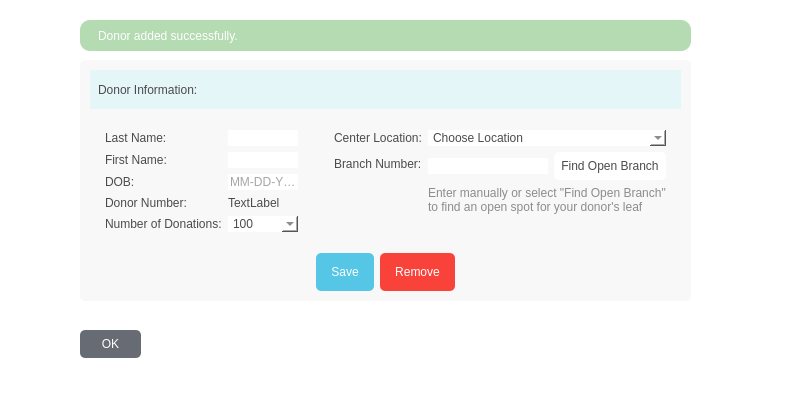
Above: donorinfo1.ui from knickerbockermt/Tree-of-Life before the change. Below: the same form after it.
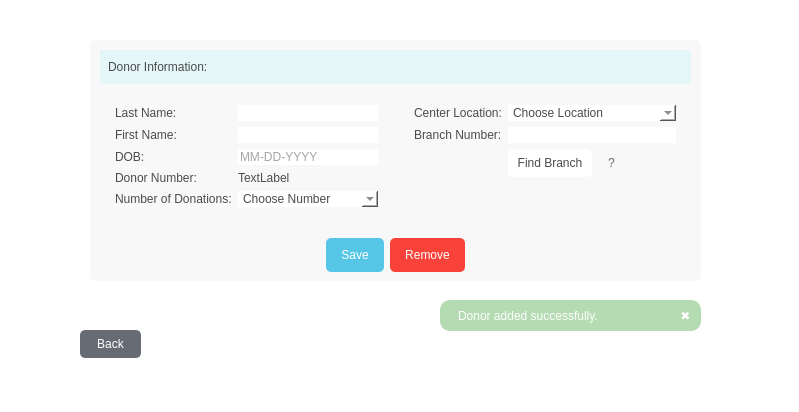
That is the form after the change.

Patch:
```diff
--- a/donorinfo1.ui
+++ b/donorinfo1.ui
@@ -7,7 +7,7 @@
     <x>0</x>
     <y>0</y>
     <width>799</width>
-    <height>416</height>
+    <height>412</height>
    </rect>
   </property>
   <property name="windowTitle">
@@ -35,6 +35,9 @@
       <verstretch>0</verstretch>
      </sizepolicy>
     </property>
+    <property name="cursor">
+     <cursorShape>PointingHandCursor</cursorShape>
+    </property>
     <property name="styleSheet">
      <string notr="true">border: none;
 background:rgb(103, 108, 116);
@@ -49,7 +52,7 @@
 </string>
     </property>
     <property name="text">
-     <string>OK</string>
+     <string>Back</string>
     </property>
     <property name="iconSize">
      <size>
@@ -58,12 +61,12 @@
      </size>
     </property>
    </widget>
-   <widget class="QLabel" name="label_4">
+   <widget class="QLabel" name="banner">
     <property name="geometry">
      <rect>
-      <x>80</x>
-      <y>20</y>
-      <width>611</width>
+      <x>440</x>
+      <y>300</y>
+      <width>261</width>
       <height>31</height>
      </rect>
     </property>
@@ -79,12 +82,15 @@
     <property name="text">
      <string>Donor added successfully.</string>
     </property>
+    <property name="alignment">
+     <set>Qt::AlignLeading|Qt::AlignLeft|Qt::AlignVCenter</set>
+    </property>
    </widget>
    <widget class="QFrame" name="frame_2">
     <property name="geometry">
      <rect>
-      <x>80</x>
-      <y>60</y>
+      <x>90</x>
+      <y>40</y>
       <width>611</width>
       <height>241</height>
      </rect>
@@ -113,7 +119,7 @@
        <x>10</x>
        <y>10</y>
        <width>591</width>
-       <height>221</height>
+       <height>222</height>
       </rect>
      </property>
      <layout class="QVBoxLayout" name="verticalLayout_2">
@@ -237,11 +243,16 @@
 border-radius: 0%;</string>
             </property>
             <property name="currentText">
-             <string>100</string>
+             <string>Choose Number</string>
             </property>
             <property name="frame">
              <bool>true</bool>
             </property>
+            <item>
+             <property name="text">
+              <string>Choose Number</string>
+             </property>
+            </item>
             <item>
              <property name="text">
               <string>100</string>
@@ -354,9 +365,7 @@
          </layout>
         </item>
         <item>
-         <layout class="QVBoxLayout" name="verticalLayout">
-          <item>
-           <layout class="QFormLayout" name="formLayout_2">
+         <layout class="QFormLayout" name="formLayout_10">
             <property name="labelAlignment">
              <set>Qt::AlignRight|Qt::AlignTrailing|Qt::AlignVCenter</set>
             </property>
@@ -376,7 +385,7 @@
              <number>15</number>
             </property>
             <item row="0" column="0">
-             <widget class="QLabel" name="centerLocationLabel">
+           <widget class="QLabel" name="centerLocationLabel_7">
               <property name="text">
                <string>Center Location:</string>
               </property>
@@ -395,12 +404,7 @@
               </item>
               <item>
                <property name="text">
-                <string>Bellevue</string>
-               </property>
-              </item>
-              <item>
-               <property name="text">
-                <string>Seattle</string>
+              <string>Burns</string>
                </property>
               </item>
               <item>
@@ -408,18 +412,32 @@
                 <string>Portland</string>
                </property>
               </item>
+            <item>
+             <property name="text">
+              <string>Reno</string>
+             </property>
+            </item>
+            <item>
+             <property name="text">
+              <string>Seattle</string>
+             </property>
+            </item>
              </widget>
             </item>
             <item row="1" column="0">
-             <widget class="QLabel" name="branchNumberLabel">
-              <property name="text">
-               <string>Branch Number:</string>
-              </property>
-             </widget>
-            </item>
-            <item row="1" column="1">
              <layout class="QHBoxLayout" name="horizontalLayout_3">
               <item>
+             <widget class="QLabel" name="branchNumberLabel_3">
+              <property name="text">
+               <string>Branch Number:</string>
+              </property>
+             </widget>
+            </item>
+           </layout>
+          </item>
+          <item row="1" column="1">
+           <layout class="QHBoxLayout" name="horizontalLayout_14">
+            <item>
                <widget class="QLineEdit" name="branch">
                 <property name="styleSheet">
                  <string notr="true">background: white;
@@ -430,8 +448,18 @@
                 </property>
                </widget>
               </item>
+           </layout>
+          </item>
+          <item row="2" column="1">
+           <layout class="QHBoxLayout" name="horizontalLayout_4">
+            <property name="spacing">
+             <number>1</number>
+            </property>
               <item>
-               <widget class="QPushButton" name="pushButton">
+             <widget class="QPushButton" name="findbranch">
+              <property name="cursor">
+               <cursorShape>PointingHandCursor</cursorShape>
+              </property>
                 <property name="styleSheet">
                  <string notr="true">border: none;
 font: 8pt &quot;Trebuchet MS&quot;;
@@ -443,39 +471,69 @@
 </string>
                 </property>
                 <property name="text">
-                 <string>Find Open Branch</string>
+               <string>Find Branch</string>
                 </property>
                </widget>
               </item>
-             </layout>
-            </item>
-            <item row="2" column="0">
-             <widget class="QLabel" name="enterManuallyLabel">
-              <property name="text">
-               <string/>
-              </property>
-             </widget>
-            </item>
-            <item row="2" column="1">
-             <layout class="QVBoxLayout" name="verticalLayout_3">
               <item>
-               <widget class="QLabel" name="label_5">
+             <widget class="QPushButton" name="info">
+              <property name="cursor">
+               <cursorShape>PointingHandCursor</cursorShape>
+              </property>
                 <property name="styleSheet">
-                 <string notr="true">color:rgb(140, 140, 140)</string>
+               <string notr="true">border: none;
+background:none;
+border-radius: 30%;
+font: 800 12pt &quot;Trebuchet MS&quot;;
+padding-top: 5;
+padding-bottom: 5;
+padding-left: 15;
+padding-right: 15;
+color: rgb(100, 105, 112);
+
+text-align: left;</string>
                 </property>
                 <property name="text">
-                 <string>Enter manually or select &quot;Find Open Branch&quot; to find an open spot for your donor's leaf</string>
+               <string>?</string>
+              </property>
+             </widget>
+            </item>
+           </layout>
+          </item>
+          <item row="4" column="0">
+           <widget class="QLabel" name="enterManuallyLabel_5">
+            <property name="text">
+             <string/>
+            </property>
+           </widget>
+          </item>
+          <item row="4" column="1">
+           <widget class="QLabel" name="validate">
+            <property name="styleSheet">
+             <string notr="true">color:rgb(247, 65, 58)</string>
+            </property>
+            <property name="text">
+             <string/>
                 </property>
                 <property name="wordWrap">
                  <bool>true</bool>
                 </property>
                </widget>
               </item>
-             </layout>
+          <item row="3" column="1">
+           <widget class="QLabel" name="validate_2">
+            <property name="styleSheet">
+             <string notr="true">color: rgb(249, 66, 58);</string>
+            </property>
+            <property name="text">
+             <string/>
+            </property>
+           </widget>
             </item>
            </layout>
           </item>
-         </layout>
+        <item>
+         <layout class="QVBoxLayout" name="verticalLayout"/>
         </item>
        </layout>
       </item>
@@ -505,6 +563,9 @@
             <verstretch>0</verstretch>
            </sizepolicy>
           </property>
+          <property name="cursor">
+           <cursorShape>PointingHandCursor</cursorShape>
+          </property>
           <property name="styleSheet">
            <string notr="true">border: none;
 background: rgb(85, 198, 229);
@@ -540,6 +601,9 @@
             <verstretch>0</verstretch>
            </sizepolicy>
           </property>
+          <property name="cursor">
+           <cursorShape>PointingHandCursor</cursorShape>
+          </property>
           <property name="styleSheet">
            <string notr="true">border: none;
 background: rgb(249, 66, 58);
@@ -582,6 +646,27 @@
      </layout>
     </widget>
    </widget>
+   <widget class="QPushButton" name="close_1">
+    <property name="geometry">
+     <rect>
+      <x>670</x>
+      <y>300</y>
+      <width>31</width>
+      <height>31</height>
+     </rect>
+    </property>
+    <property name="cursor">
+     <cursorShape>PointingHandCursor</cursorShape>
+    </property>
+    <property name="styleSheet">
+     <string notr="true">border: none;
+background:none;
+color: white</string>
+    </property>
+    <property name="text">
+     <string>✖</string>
+    </property>
+   </widget>
   </widget>
   <widget class="QMenuBar" name="menubar">
    <property name="geometry">
```
Lines whose indentation alone changed are shown as unchanged.
